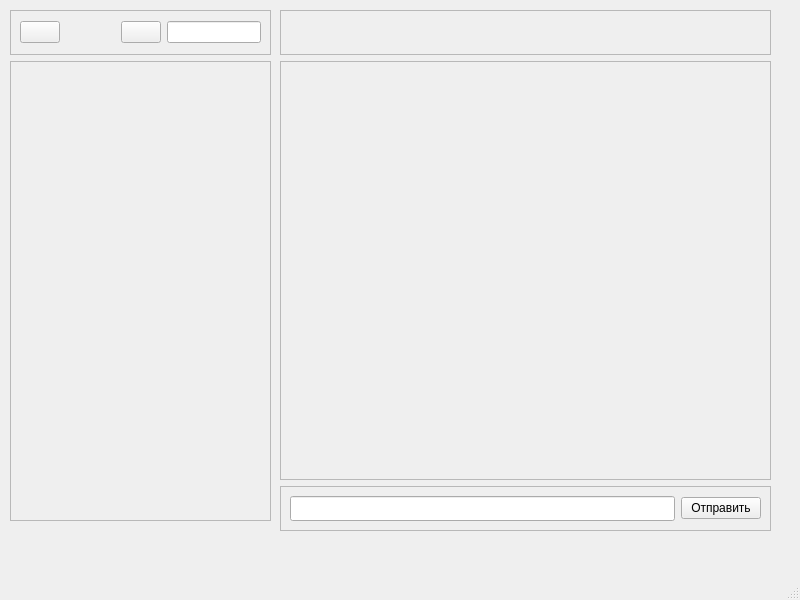
Qt form Client/interface/mainwindow.ui (SofiMi/Messenger) before a commit.
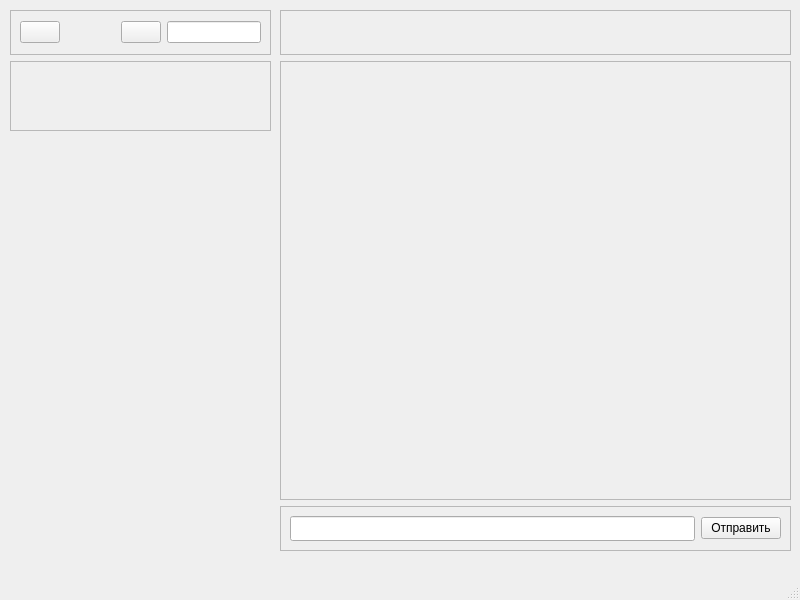
The same form after that commit.

What changed in the file:
```diff
--- a/Client/interface/mainwindow.ui
+++ b/Client/interface/mainwindow.ui
@@ -19,8 +19,8 @@
      <rect>
       <x>280</x>
       <y>10</y>
-      <width>491</width>
-      <height>521</height>
+      <width>511</width>
+      <height>541</height>
      </rect>
     </property>
     <layout class="QVBoxLayout" name="verticalLayout_3">
@@ -44,6 +44,15 @@
        <property name="frameShadow">
         <enum>QFrame::Raised</enum>
        </property>
+       <layout class="QVBoxLayout" name="verticalLayout_4">
+        <item>
+         <widget class="QLabel" name="chatname">
+          <property name="text">
+           <string/>
+          </property>
+         </widget>
+        </item>
+       </layout>
       </widget>
      </item>
      <item>
@@ -56,14 +65,14 @@
          <rect>
           <x>0</x>
           <y>0</y>
-          <width>487</width>
-          <height>413</height>
+          <width>507</width>
+          <height>433</height>
          </rect>
         </property>
        </widget>
       </widget>
      </item>
-     <item alignment="Qt::AlignTop">
+     <item alignment="Qt::AlignBottom">
       <widget class="QFrame" name="frame_3">
        <property name="minimumSize">
         <size>
@@ -110,13 +119,13 @@
      </item>
     </layout>
    </widget>
-   <widget class="QWidget" name="">
+   <widget class="QWidget" name="layoutWidget">
     <property name="geometry">
      <rect>
       <x>10</x>
       <y>10</y>
       <width>261</width>
-      <height>511</height>
+      <height>541</height>
      </rect>
     </property>
     <layout class="QVBoxLayout" name="verticalLayout">
@@ -187,7 +196,7 @@
        </layout>
       </widget>
      </item>
-     <item>
+     <item alignment="Qt::AlignTop">
       <widget class="QScrollArea" name="friendScrollArea">
        <property name="widgetResizable">
         <bool>true</bool>
@@ -198,7 +207,7 @@
           <x>0</x>
           <y>0</y>
           <width>257</width>
-          <height>456</height>
+          <height>68</height>
          </rect>
         </property>
        </widget>
```
